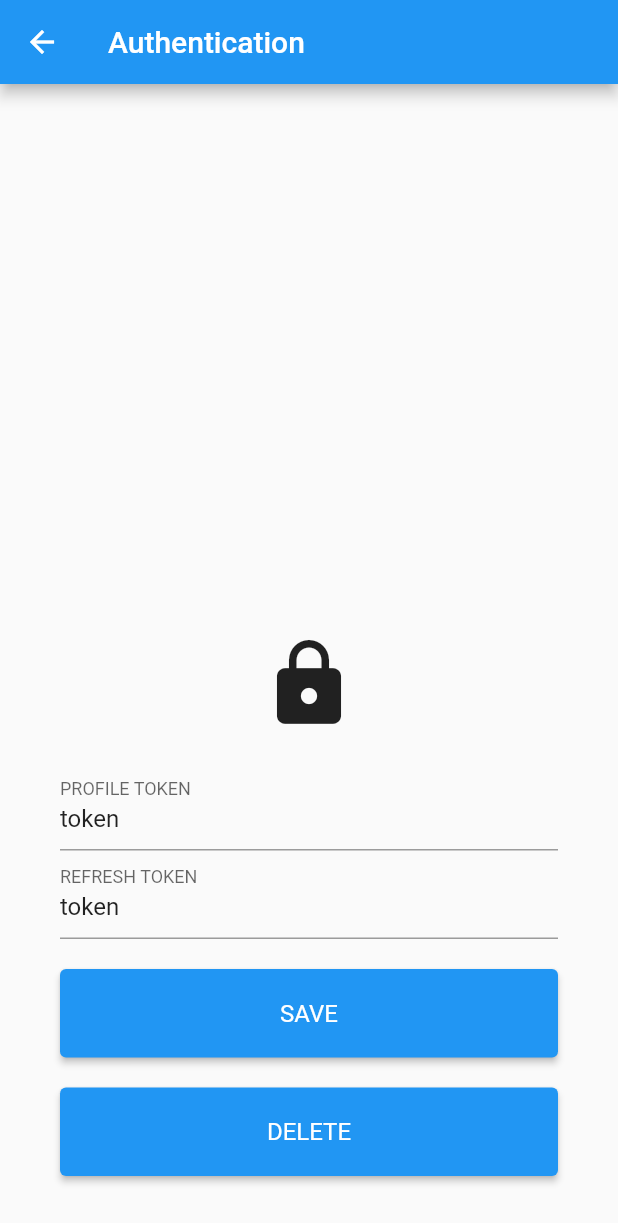
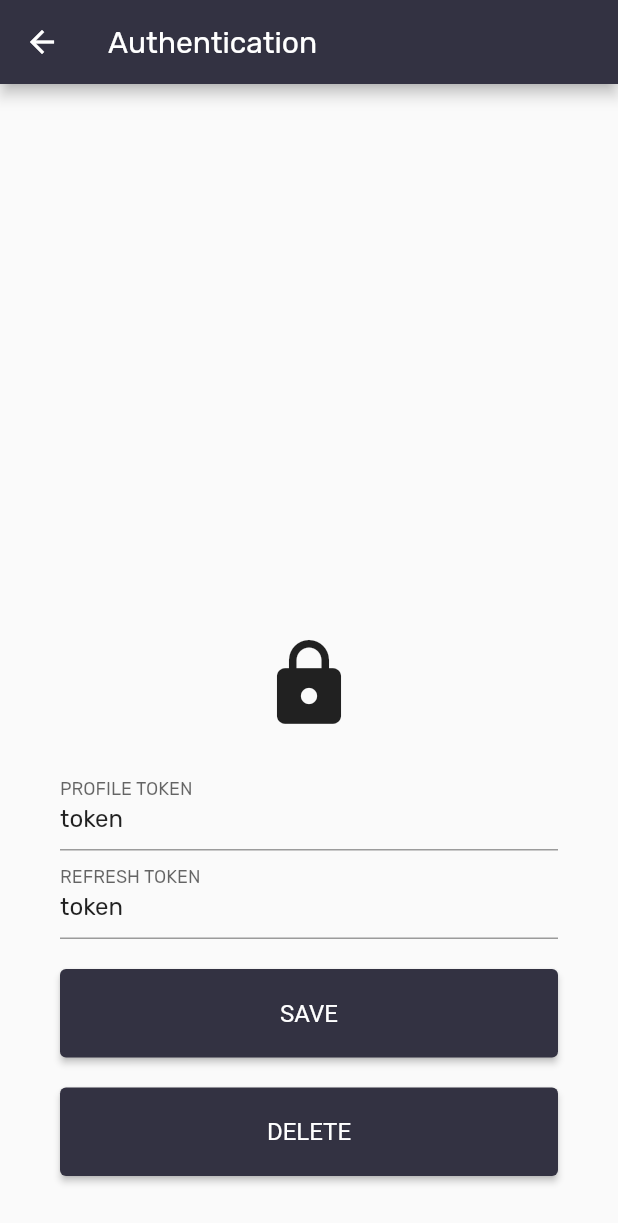
Before and after one commit to sahha-ai/sahha_flutter, a Flutter app: the screen it shows after launch, after a tap on "Authentication", on a phone screen of 412 x 824 dp. Shown: the top 1223 px of the screen. Run offline on Flutter 3.47's test engine with Material 2 defaults, Android fonts, the phone set to English and light mode, and no system bars; our stand-ins replace shared_preferences; missing offline and left inert: flutter_picker.

Commit message:
Add some Sahha theming

```diff
--- a/example/lib/Views/HomeView.dart
+++ b/example/lib/Views/HomeView.dart
@@ -1,5 +1,4 @@
 import 'package:flutter/material.dart';
-import 'dart:io' show Platform;
 
 class HomeView extends StatelessWidget {
   const HomeView({Key? key}) : super(key: key);
@@ -8,14 +7,30 @@ class HomeView extends StatelessWidget {
   Widget build(BuildContext context) {
     return Scaffold(
         appBar: AppBar(
-          title: const Text('Sahha Demo'),
+          title: Row(
+            mainAxisAlignment: MainAxisAlignment.start,
+            children: <Widget>[
+              SizedBox(
+                height: 70,
+                width: 70,
+                child: Padding(
+                  padding: const EdgeInsets.all(5),
+                  child: Image.asset(
+                    "assets/logo.png",
+                    fit: BoxFit.scaleDown,
+                  ),
+                ),
+              ),
+              const Text('Sahha Demo'),
+            ],
+          ),
         ),
         body: Padding(
           padding: const EdgeInsets.all(40),
           child: Center(
-            child: Column(
-                mainAxisAlignment: MainAxisAlignment.center,
-                children: <Widget>[
+            child:
+                Column(mainAxisAlignment: MainAxisAlignment.center, children: <
+                    Widget>[
               ElevatedButton.icon(
                 icon: const Icon(
                   Icons.lock,
@@ -56,8 +71,8 @@ class HomeView extends StatelessWidget {
                 label: const Text('Sleep'),
                 style: ElevatedButton.styleFrom(
                   minimumSize: const Size.fromHeight(50),
-                      padding: const EdgeInsets.symmetric(
-                          horizontal: 40, vertical: 20),
+                  padding:
+                      const EdgeInsets.symmetric(horizontal: 40, vertical: 20),
                   textStyle: const TextStyle(fontSize: 20),
                 ),
                 onPressed: () {
@@ -73,8 +88,8 @@ class HomeView extends StatelessWidget {
                 label: const Text('Pedometer'),
                 style: ElevatedButton.styleFrom(
                   minimumSize: const Size.fromHeight(50),
-                      padding: const EdgeInsets.symmetric(
-                          horizontal: 40, vertical: 20),
+                  padding:
+                      const EdgeInsets.symmetric(horizontal: 40, vertical: 20),
                   textStyle: const TextStyle(fontSize: 20),
                 ),
                 onPressed: () {
@@ -90,8 +105,8 @@ class HomeView extends StatelessWidget {
                 label: const Text('Analyzation'),
                 style: ElevatedButton.styleFrom(
                   minimumSize: const Size.fromHeight(50),
-                      padding: const EdgeInsets.symmetric(
-                          horizontal: 40, vertical: 20),
+                  padding:
+                      const EdgeInsets.symmetric(horizontal: 40, vertical: 20),
                   textStyle: const TextStyle(fontSize: 20),
                 ),
                 onPressed: () {
@@ -107,8 +122,8 @@ class HomeView extends StatelessWidget {
                 label: const Text('View Sensor Data'),
                 style: ElevatedButton.styleFrom(
                   minimumSize: const Size.fromHeight(50),
-                      padding: const EdgeInsets.symmetric(
-                          horizontal: 40, vertical: 20),
+                  padding:
+                      const EdgeInsets.symmetric(horizontal: 40, vertical: 20),
                   textStyle: const TextStyle(fontSize: 20),
                 ),
                 onPressed: () {
--- a/example/lib/main.dart
+++ b/example/lib/main.dart
@@ -1,12 +1,12 @@
 import 'package:flutter/material.dart';
 import 'package:sahha_flutter/sahha_flutter.dart';
+import 'package:sahha_flutter_example/Views/AnalyzationView.dart';
+import 'package:sahha_flutter_example/Views/AuthenticationView.dart';
 import 'package:sahha_flutter_example/Views/HomeView.dart';
-import 'package:sahha_flutter_example/Views/AuthenticationView.dart';
+import 'package:sahha_flutter_example/Views/PedometerView.dart';
 import 'package:sahha_flutter_example/Views/ProfileView.dart';
 import 'package:sahha_flutter_example/Views/SensorDataView.dart';
 import 'package:sahha_flutter_example/Views/SleepView.dart';
-import 'package:sahha_flutter_example/Views/PedometerView.dart';
-import 'package:sahha_flutter_example/Views/AnalyzationView.dart';
 
 void main() {
   runApp(const App());
@@ -42,17 +42,34 @@ class AppState extends State<App> {
 
   @override
   Widget build(BuildContext context) {
+    const sahhaDark = MaterialColor(0xff333242, <int, Color>{
+      50: Color(0xff333242),
+      100: Color(0xff333242),
+      200: Color(0xff333242),
+      300: Color(0xff333242),
+      400: Color(0xff333242),
+      500: Color(0xff333242),
+      600: Color(0xff333242),
+      700: Color(0xff333242),
+      800: Color(0xff333242),
+      900: Color(0xff333242),
+    });
+
     return MaterialApp(
         initialRoute: '/',
         routes: <String, WidgetBuilder>{
           '/': (BuildContext context) => const HomeView(),
-        '/authentication': (BuildContext context) => const AuthenticationView(),
+          '/authentication': (BuildContext context) =>
+              const AuthenticationView(),
           '/profile': (BuildContext context) => const ProfileView(),
           '/sleep': (BuildContext context) => const SleepView(),
           '/pedometer': (BuildContext context) => const PedometerView(),
           '/analyzation': (BuildContext context) => const AnalyzationView(),
           '/sensor_data': (BuildContext context) => const SensorDataView()
         },
-    );
+        theme: ThemeData(
+          fontFamily: 'Rubik',
+          primarySwatch: sahhaDark,
+        ));
   }
 }
```
Also changed, not shown: example/pubspec.yaml (+9 -0 lines), example/assets/fonts/rubik.ttf (added), example/assets/logo-circle.png (added), example/assets/logo.png (added), 1 other file. Lines whose indentation alone changed are shown as unchanged.
